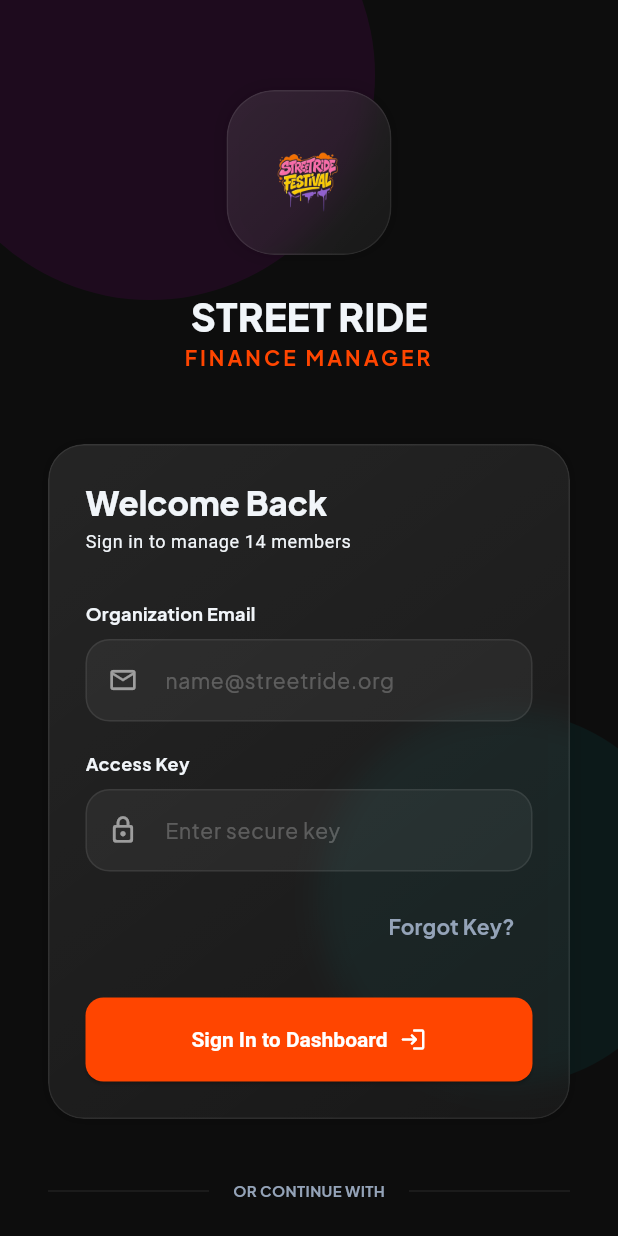
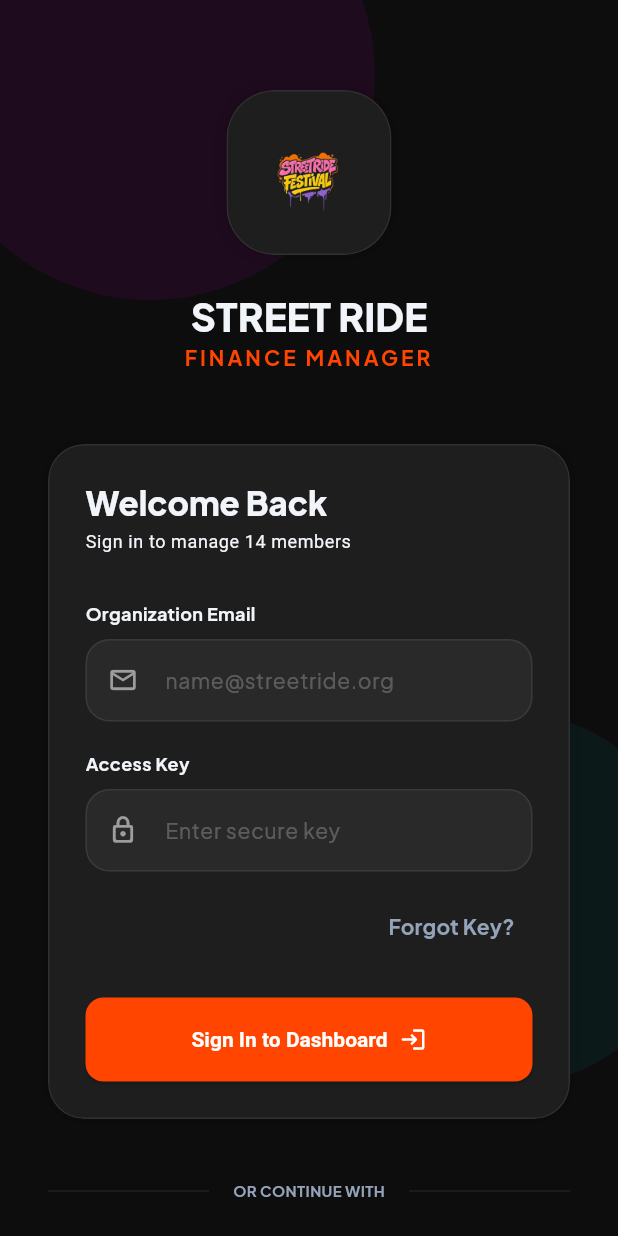
Before and after one commit to ErenJaeger237/srf-finace-v2, a Flutter app: the screen it shows after launch, after a tap on "Skip", on a phone screen of 412 x 824 dp. Run offline on Flutter 3.47's test engine with Material 3 defaults, Android fonts, the phone set to English and light mode, and no system bars; our stand-ins replace fl_chart, flutter_riverpod, flutter_secure_storage, google_fonts, share_plus, shared_preferences; missing offline and left inert: excel; network calls fail.

Commit message:
fixing place holders problesm h

```diff
--- /dev/null
+++ b/devtools_options.yaml
@@ -0,0 +1,3 @@
+description: This file stores settings for Dart & Flutter DevTools.
+documentation: https://docs.flutter.dev/tools/devtools/extensions#configure-extension-enablement-states
+extensions:
--- a/lib/core/export_service.dart
+++ b/lib/core/export_service.dart
@@ -42,6 +42,7 @@
       ..createSync(recursive: true)
       ..writeAsBytesSync(fileBytes!);
 
+    // ignore: deprecated_member_use
     await Share.shareXFiles([XFile(file.path)], text: 'SRFM Financial Report');
   }
 }
--- a/lib/main.dart
+++ b/lib/main.dart
@@ -6,7 +6,15 @@
 import 'presentation/onboarding/onboarding_screen.dart';
 
 void main() async {
+  try {
     WidgetsFlutterBinding.ensureInitialized();
+
+    // Add simple error handling for platform-specific initialization
+    FlutterError.onError = (details) {
+      FlutterError.presentError(details);
+      debugPrint('SRFM Error: ${details.exception}');
+    };
+
     final prefs = await SharedPreferences.getInstance();
     final showOnboarding = prefs.getBool('show_onboarding') ?? true;
 
@@ -15,6 +23,42 @@
         child: StreetRideApp(showOnboarding: showOnboarding),
       ),
     );
+  } catch (e, stack) {
+    debugPrint('SRFM Fatal Startup Error: $e');
+    debugPrint(stack.toString());
+    runApp(MaterialApp(
+      home: Scaffold(
+        backgroundColor: const Color(0xFF0D0D0D),
+        body: Center(
+          child: Padding(
+            padding: const EdgeInsets.all(24.0),
+            child: Column(
+              mainAxisAlignment: MainAxisAlignment.center,
+              children: [
+                const Icon(Icons.error_outline, color: Colors.red, size: 64),
+                const SizedBox(height: 24),
+                const Text(
+                  'Initialization Failed',
+                  style: TextStyle(color: Colors.white, fontSize: 20, fontWeight: FontWeight.bold),
+                ),
+                const SizedBox(height: 12),
+                Text(
+                  e.toString(),
+                  textAlign: TextAlign.center,
+                  style: const TextStyle(color: Colors.white70),
+                ),
+                const SizedBox(height: 24),
+                ElevatedButton(
+                  onPressed: () => main(),
+                  child: const Text('Try Again'),
+                ),
+              ],
+            ),
+          ),
+        ),
+      ),
+    ));
+  }
 }
 
 class StreetRideApp extends StatelessWidget {
--- a/lib/presentation/audit/audit_trail_screen.dart
+++ b/lib/presentation/audit/audit_trail_screen.dart
@@ -89,7 +89,7 @@
                     data: (logs) => Expanded(
                       child: ListView.separated(
                         itemCount: logs.length,
-                        separatorBuilder: (_, __) => const SizedBox(height: 12),
+                        separatorBuilder: (context, index) => const SizedBox(height: 12),
                         itemBuilder: (context, index) {
                           final log = logs[index];
                           final isExpense = log['action'] == 'EXPENSE_RECORDED';
--- a/lib/presentation/budgets/budgets_screen.dart
+++ b/lib/presentation/budgets/budgets_screen.dart
@@ -49,7 +49,7 @@
                     data: (cells) => Expanded(
                       child: ListView.separated(
                         itemCount: cells.length,
-                        separatorBuilder: (_, __) => const SizedBox(height: 16),
+                        separatorBuilder: (context, index) => const SizedBox(height: 16),
                         itemBuilder: (context, index) {
                           final cell = cells[index];
                           return GlassCard(
--- a/lib/presentation/components/glass_card.dart
+++ b/lib/presentation/components/glass_card.dart
@@ -1,4 +1,5 @@
 import 'dart:ui';
+import 'package:flutter/foundation.dart';
 import 'package:flutter/material.dart';
 
 class GlassCard extends StatelessWidget {
@@ -23,6 +24,9 @@
 
   @override
   Widget build(BuildContext context) {
+    // Disable blur for troubleshooting
+    const bool effectiveShowBlur = false;
+
     return Container(
       width: width,
       height: height,
@@ -38,36 +42,17 @@
       ),
       child: ClipRRect(
         borderRadius: BorderRadius.circular(borderRadius),
-        child: Stack(
-          children: [
-            // Glass effect layer
-            if (showBlur)
-              BackdropFilter(
-                filter: ImageFilter.blur(sigmaX: 10, sigmaY: 10),
-                child: Container(),
-              ),
-
-            // Gradient Overlay to simulate glass for older Android
-            Container(
+        child: Container(
           decoration: BoxDecoration(
+            color: const Color(0xFF1E1E1E), // Solid surface fallback
             borderRadius: BorderRadius.circular(borderRadius),
             border: Border.all(
               color: Colors.white.withValues(alpha: borderOpacity),
               width: 1.0,
             ),
-                gradient: LinearGradient(
-                  begin: Alignment.topLeft,
-                  end: Alignment.bottomRight,
-                  colors: [
-                    Colors.white.withValues(alpha: 0.1),
-                    Colors.white.withValues(alpha: 0.05),
-                  ],
-                ),
           ),
           padding: padding,
           child: child,
-            ),
-          ],
         ),
       ),
     );
--- a/lib/presentation/dashboard/home_screen.dart
+++ b/lib/presentation/dashboard/home_screen.dart
@@ -28,18 +28,19 @@
   @override
   Widget build(BuildContext context) {
     return Scaffold(
+      backgroundColor: AppColors.background,
       extendBody: true,
       body: IndexedStack(
         index: _selectedIndex,
         children: _screens,
       ),
-      bottomNavigationBar: _buildBottomNav(),
+      bottomNavigationBar: SafeArea(child: _buildBottomNav()),
     );
   }
 
   Widget _buildBottomNav() {
     return Container(
-      margin: const EdgeInsets.only(bottom: 24, left: 24, right: 24),
+      padding: const EdgeInsets.fromLTRB(24, 0, 24, 20),
       child: GlassCard(
         borderRadius: 30,
         padding: const EdgeInsets.symmetric(vertical: 12, horizontal: 16),
--- a/lib/presentation/onboarding/onboarding_screen.dart
+++ b/lib/presentation/onboarding/onboarding_screen.dart
@@ -94,7 +94,8 @@
                     itemCount: _steps.length,
                       itemBuilder: (context, index) {
                       final step = _steps[index];
-                      return Padding(
+                      return SingleChildScrollView(
+                        child: Padding(
                           padding: const EdgeInsets.all(32.0),
                           child: Column(
                             mainAxisAlignment: MainAxisAlignment.center,
@@ -126,6 +127,7 @@
                                     ),
                               ),
                             ],
+                          ),
                         ),
                       );
                     },
```
Also changed, not shown: lib/data/api_service.dart (+45 -4 lines), lib/presentation/components/entry_forms.dart (+64 -12 lines), lib/presentation/dashboard/dashboard_screen.dart (+6 -17 lines), lib/presentation/members/members_screen.dart (+1 -25 lines), assets/images/firsrt result.png (added), 69 other files. Lines whose indentation alone changed are shown as unchanged.
